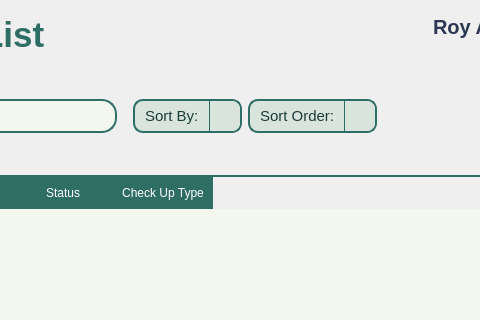
Above: Views/Doctor_Records.ui from VinsmokeSanji69/COVACHA_CLINIC_SYSTEM before the change; both pictures show x 305 to 785 and y 0 to 320 of the 1007 by 806 pixel window. Below: the same form after it.
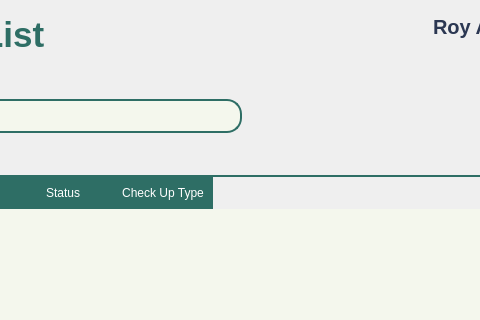
That is the form after the change. Icons and pictures are not drawn.

Patch:
```diff
--- a/Views/Doctor_Records.ui
+++ b/Views/Doctor_Records.ui
@@ -589,86 +589,6 @@
               </property>
              </spacer>
             </item>
-            <item>
-             <widget class="QComboBox" name="SortByBox">
-              <property name="styleSheet">
-               <string notr="true">QComboBox {
-    background-color: #D9E4DC;
-    border: 2px solid #2E6E65;
-    border-radius: 10px;
-    padding: 5px 10px;
-	font: 300 12pt &quot;Lexend Light&quot;;
-}
-QComboBox::drop-down {
-    subcontrol-origin: padding;
-    subcontrol-position: top right;
-    width: 30px;
-    border-left: 1px solid #2E6E65;
-    background-color: #D9E4DC;
-    border-top-right-radius: 8px;
-    border-bottom-right-radius: 8px;
-}
-QComboBox::down-arrow {
-    image: url(:/icons/icons/chevron-down.svg);
-    width: 20px;
-    height: 20px;
-}
-QComboBox QAbstractItemView {
-    background-color: #F4F7ED;
-    selection-background-color: #CCE3D0;
-    border: 1px solid #2E6E65;
-    border-radius: 2px;
-    outline: 0;
-	font: 300 12pt &quot;Lexend Light&quot;;
-}</string>
-              </property>
-              <item>
-               <property name="text">
-                <string>Sort By:</string>
-               </property>
-              </item>
-             </widget>
-            </item>
-            <item>
-             <widget class="QComboBox" name="SortOrderBox">
-              <property name="styleSheet">
-               <string notr="true">QComboBox {
-    background-color: #D9E4DC;
-    border: 2px solid #2E6E65;
-    border-radius: 10px;
-    padding: 5px 10px;
-	font: 300 12pt &quot;Lexend Light&quot;;
-}
-QComboBox::drop-down {
-    subcontrol-origin: padding;
-    subcontrol-position: top right;
-    width: 30px;
-    border-left: 1px solid #2E6E65;
-    background-color: #D9E4DC;
-    border-top-right-radius: 8px;
-    border-bottom-right-radius: 8px;
-}
-QComboBox::down-arrow {
-    image: url(:/icons/icons/chevron-down.svg);
-    width: 20px;
-    height: 20px;
-}
-QComboBox QAbstractItemView {
-    background-color: #F4F7ED;
-    selection-background-color: #CCE3D0;
-    border: 1px solid #2E6E65;
-    border-radius: 2px;
-    outline: 0;
-	font: 300 12pt &quot;Lexend Light&quot;;
-}</string>
-              </property>
-              <item>
-               <property name="text">
-                <string>Sort Order:</string>
-               </property>
-              </item>
-             </widget>
-            </item>
             <item>
              <spacer name="horizontalSpacer">
               <property name="orientation">
```
Left out of the diff: 12 changed lines with no effect on the pictures.
